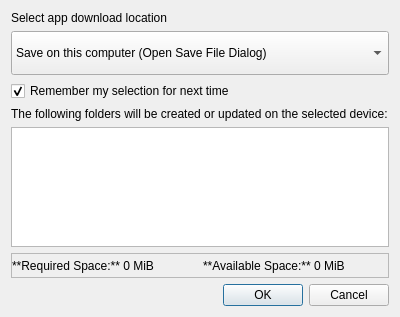
Qt form gui/DownloadLocationDialog.ui (dhtdht020/osc-dl) before a commit.
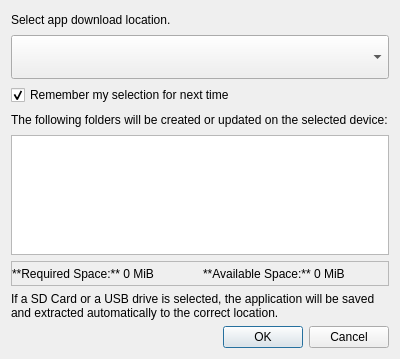
The same form after that commit.

Commit message: DownloadLocationDialog now automatically refreshes for volume changes, in addition to other small changes.

Patch:
```diff
--- a/gui/DownloadLocationDialog.ui
+++ b/gui/DownloadLocationDialog.ui
@@ -7,7 +7,7 @@
     <x>0</x>
     <y>0</y>
     <width>400</width>
-    <height>317</height>
+    <height>359</height>
    </rect>
   </property>
   <property name="windowTitle">
@@ -19,7 +19,10 @@
      <item>
       <widget class="QLabel" name="label">
        <property name="text">
-        <string>Select app download location</string>
+        <string>Select app download location.</string>
+       </property>
+       <property name="wordWrap">
+        <bool>true</bool>
        </property>
       </widget>
      </item>
@@ -31,11 +34,6 @@
          <height>44</height>
         </size>
        </property>
-       <item>
-        <property name="text">
-         <string>Save on this computer (Open Save File Dialog)</string>
-        </property>
-       </item>
       </widget>
      </item>
      <item>
@@ -69,7 +67,13 @@
        <property name="minimumSize">
         <size>
          <width>0</width>
-         <height>100</height>
+         <height>120</height>
+        </size>
+       </property>
+       <property name="maximumSize">
+        <size>
+         <width>16777215</width>
+         <height>120</height>
         </size>
        </property>
       </widget>
@@ -126,6 +130,16 @@
      </item>
     </layout>
    </item>
+   <item>
+    <widget class="QLabel" name="label_3">
+     <property name="text">
+      <string>If a SD Card or a USB drive is selected, the application will be saved and extracted automatically to the correct location.</string>
+     </property>
+     <property name="wordWrap">
+      <bool>true</bool>
+     </property>
+    </widget>
+   </item>
    <item>
     <widget class="QDialogButtonBox" name="buttonBox">
      <property name="orientation">
```
The commit also changes 2 other files.
